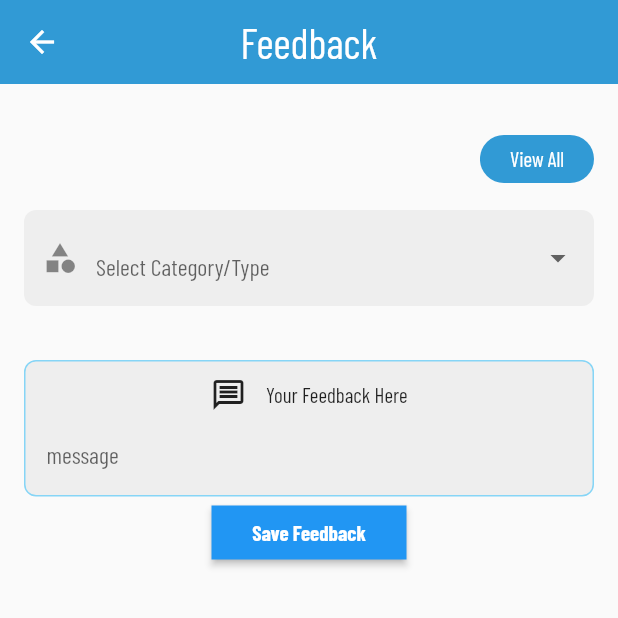
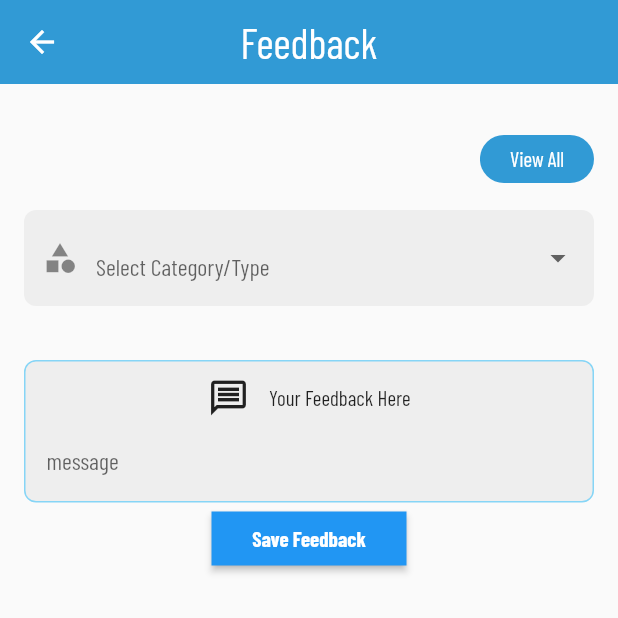
Before and after one commit to Tanzeela97/mega_tech, a Flutter app: the FeedBack screen opened by its route, on a phone screen of 412 x 824 dp, the top half of it. Run offline on Flutter 3.47's test engine with Material 2 defaults, Android fonts, the phone set to English and light mode, and no system bars; our stand-ins replace google_fonts, responsive_framework.

Commit message:
ui fixes

```diff
--- a/lib/constant/app_string.dart
+++ b/lib/constant/app_string.dart
@@ -25,4 +25,13 @@ abstract class AppString{
   static const viewAll = 'View All';
   static const saveFeedback = 'Save Feedback';
   static const yourFeedbackHere = 'Your Feedback Here';
+  static const preInfo = 'Pre-Info';
+  static const infoRemarks = 'Info Remarks';
+  static const marketObservation = 'Market Observation';
+  static const shop = 'Shop:';
+  static const town = 'Town:';
+  static const observation = 'Observation';
+  static const save = 'Save';
+
+
 }
--- a/lib/constant/image_string.dart
+++ b/lib/constant/image_string.dart
@@ -15,4 +15,7 @@ abstract class ImageString{
   static const ImageProvider currentPosition = AssetImage('assets/current_position.png');
   static const ImageProvider feedback = AssetImage('assets/feedback.png');
   static const ImageProvider leave = AssetImage('assets/leave.png');
+  static const ImageProvider info = AssetImage('assets/info.png');
+  static const ImageProvider market = AssetImage('assets/market.png');
+  static const ImageProvider gps = AssetImage('assets/gps.png');
 }
--- a/lib/constant/route_string.dart
+++ b/lib/constant/route_string.dart
@@ -6,4 +6,7 @@ abstract class RouteString{
   static const fuel = '/fuel';
   static const appliedLeave = '/appliedLeave';
   static const feedback = '/feedback';
+  static const preInfo = '/preInfo';
+  static const marketObservation = '/marketObservation';
+  static const currentPosition = '/currentPosition';
 }
--- a/lib/navigation/route_generator.dart
+++ b/lib/navigation/route_generator.dart
@@ -2,8 +2,11 @@ import 'package:flutter/material.dart';
 import 'package:megatech/constant/route_string.dart';
 import 'package:megatech/presentation/main_layout.dart';
 import 'package:megatech/presentation/menu/home_view/applied_leave/applied_leave.dart';
+import 'package:megatech/presentation/menu/home_view/current_position/current_position.dart';
 import 'package:megatech/presentation/menu/home_view/feedback/feedback.dart';
 import 'package:megatech/presentation/menu/home_view/fuel_monitoring/fuel_monitoring.dart';
+import 'package:megatech/presentation/menu/home_view/market_observation/market_observation.dart';
+import 'package:megatech/presentation/menu/home_view/pre_info/pre_info.dart';
 import 'package:megatech/presentation/splash_view/splash_view.dart';
 
 class RouteGenerator {
@@ -24,6 +27,13 @@ class RouteGenerator {
         return MaterialPageRoute(builder: (_) => const AppliedLeave());
       case RouteString.feedback:
         return MaterialPageRoute(builder: (_) => const FeedBack());
+      case RouteString.preInfo:
+        return MaterialPageRoute(builder: (_) => const PreInfo());
+      case RouteString.marketObservation:
+        return MaterialPageRoute(builder: (_) => const MarketObservation());
+      case RouteString.currentPosition:
+        return MaterialPageRoute(builder: (_) => const CurrentPosition());
+
         // case '/second':
         // // Validation of correct data type
         //   if (args is String) {
--- a/lib/presentation/menu/home_view/feedback/feedback.dart
+++ b/lib/presentation/menu/home_view/feedback/feedback.dart
@@ -7,6 +7,7 @@ import 'package:megatech/theme/app_color.dart';
 import 'package:megatech/widgets/decorated_drop_down.dart';
 import 'package:megatech/widgets/kAppbar.dart';
 import 'package:megatech/widgets/kElevatedButton.dart';
+import 'package:megatech/widgets/kMultilineTextField.dart';
 import 'package:megatech/widgets/kText.dart';
 import 'package:megatech/widgets/kdecoratedField.dart';
 
@@ -46,38 +47,7 @@ class _FeedBackState extends State<FeedBack> {
               hintText: 'Select Category/Type',
               prefixIcon: const Icon(Icons.category)),
           const SizedBox(height: 26.0),
-          Container(
-            decoration: BoxDecoration(
-                color: Colors.grey[200],
-                borderRadius: BorderRadius.circular(8.0),
-                border: Border.all(color: AppColor.lightBlue)),
-            child: Column(
-              children: [
-                const SizedBox(height: 10),
-                Row(
-                  mainAxisAlignment: MainAxisAlignment.center,
-                  children: const [
-                    Icon(Icons.message_outlined),
-                    SizedBox(width: 13.0),
-                    KText(AppString.yourFeedbackHere)
-                  ],
-                ),
-                TextField(
-                  keyboardType: TextInputType.multiline,
-                  maxLines: null,
-                  textAlign: TextAlign.left,
-                  decoration: InputDecoration(
-                    contentPadding: const EdgeInsets.symmetric(horizontal: 14.0,vertical: 18.0),
-                    //filled: true,
-                    //border: const OutlineInputBorder(),
-                    border: InputBorder.none,
-                    fillColor: Colors.grey[200],
-                    hintText: 'message',
-                  ),
-                ),
-              ],
-            ),
-          ),
+          const KMultiLineTextField(title: AppString.yourFeedbackHere),
           KElevatedButton(
               width: 130, string: AppString.saveFeedback, onTap: () {}),
         ]),
--- /dev/null
+++ b/lib/widgets/kMultilineTextField.dart
@@ -0,0 +1,45 @@
+import 'package:flutter/material.dart';
+import 'package:megatech/constant/app_string.dart';
+import 'package:megatech/theme/app_color.dart';
+import 'package:megatech/widgets/kText.dart';
+class KMultiLineTextField extends StatelessWidget {
+  final String title;
+  const KMultiLineTextField({Key? key,required this.title}) : super(key: key);
+
+  @override
+  Widget build(BuildContext context) {
+
+    return Container(
+      decoration: BoxDecoration(
+          color: Colors.grey[200],
+          borderRadius: BorderRadius.circular(8.0),
+          border: Border.all(color: AppColor.lightBlue)),
+      child: Column(
+        children: [
+          const SizedBox(height: 10),
+          Row(
+            mainAxisAlignment: MainAxisAlignment.center,
+            children:  [
+              const Icon(Icons.message_outlined,size: 28),
+              const SizedBox(width: 13.0),
+              KText(title)
+            ],
+          ),
+          TextField(
+            keyboardType: TextInputType.multiline,
+            maxLines: null,
+            textAlign: TextAlign.left,
+            decoration: InputDecoration(
+              contentPadding: const EdgeInsets.symmetric(horizontal: 14.0,vertical: 18.0),
+              //filled: true,
+              //border: const OutlineInputBorder(),
+              border: InputBorder.none,
+              fillColor: Colors.grey[200],
+              hintText: 'message',
+            ),
+          ),
+        ],
+      ),
+    );
+  }
+}
--- a/pubspec.yaml
+++ b/pubspec.yaml
@@ -37,6 +37,9 @@ dependencies:
   #UserInterface
   responsive_framework: ^0.1.7
   google_fonts: ^2.3.1
+
+  #map
+  google_maps_flutter: ^2.1.4
 
 dev_dependencies:
   flutter_test:
```
Also changed, not shown: lib/presentation/menu/home_view/current_position/current_position.dart (added, +12 -0 lines), lib/presentation/menu/home_view/home_view.dart (+66 -9 lines), lib/presentation/menu/home_view/market_observation/market_observation.dart (added, +40 -0 lines), lib/presentation/menu/home_view/pre_info/pre_info.dart (added, +58 -0 lines), lib/widgets/kTextFieldNonFloatingLabel.dart (added, +30 -0 lines), assets/gps.png (added), assets/info.png (added), assets/market.png (added), pubspec.lock.
